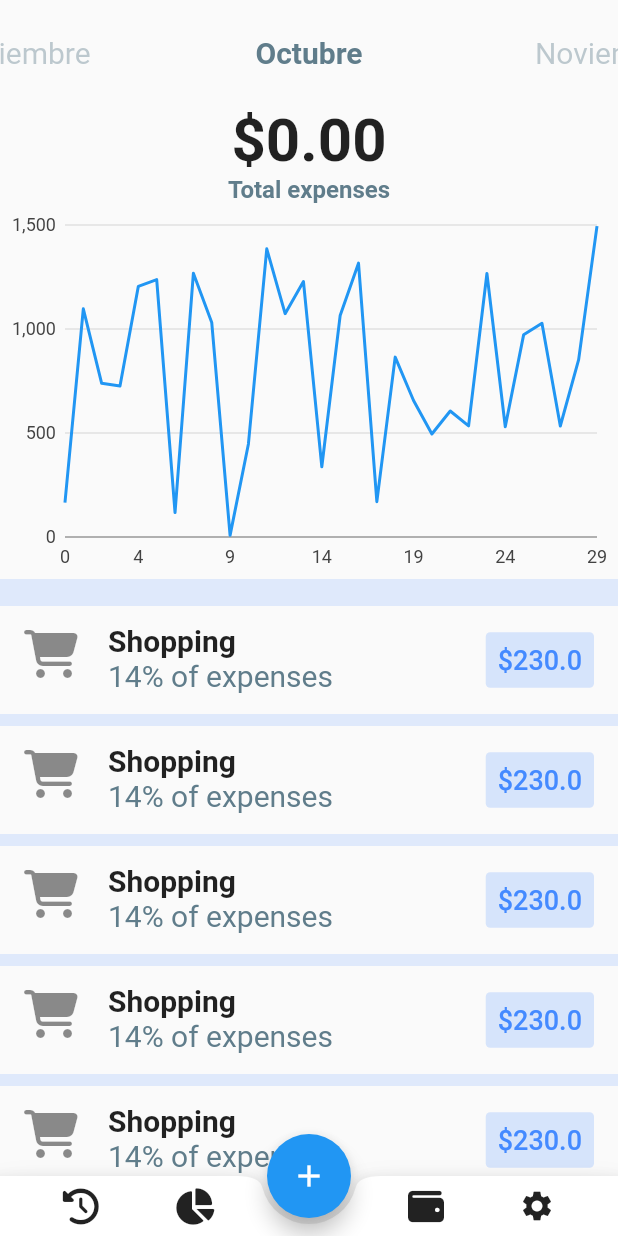
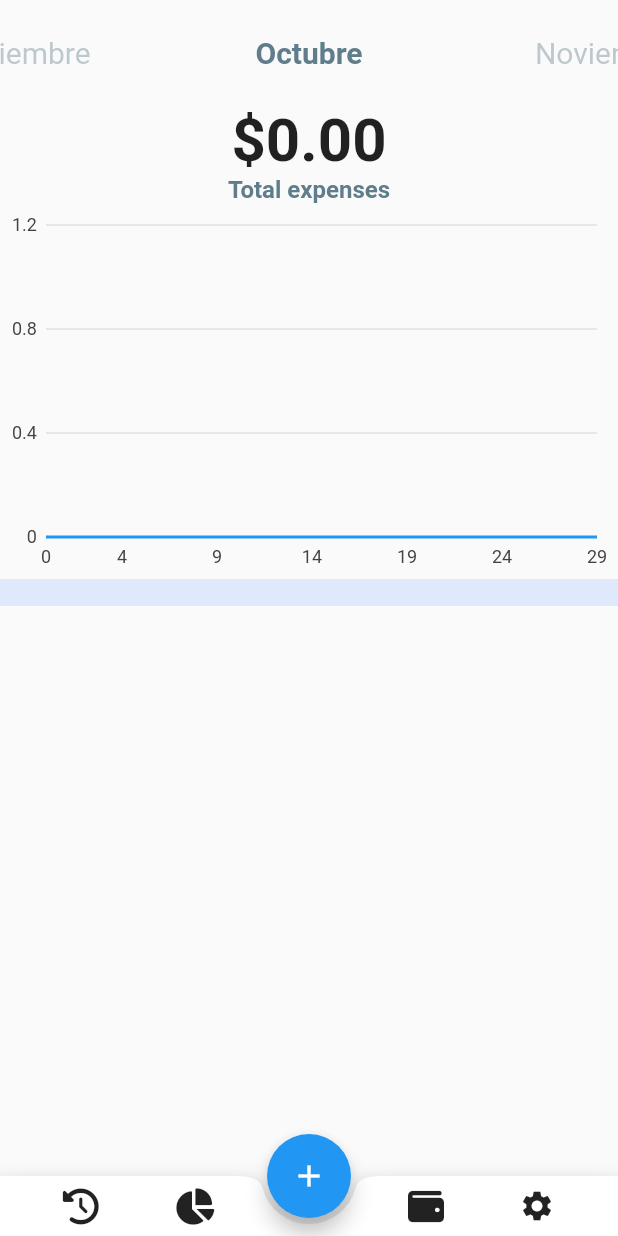
Before and after one commit to janerleonardo/Finance, a Flutter app: the screen it shows after launch, on a phone screen of 412 x 824 dp. Run offline on Flutter 3.47's test engine with Material 2 defaults, Android fonts, the phone set to English and light mode, and no system bars; our stand-ins replace charts_flutter, cloud_firestore, firebase_core, font_awesome_flutter; missing offline and left inert: dart:ffi; accounts and stored records are empty.

Commit message:
Update screen month this momentot had a error with type double

```diff
--- a/lib/graph_wigget.dart
+++ b/lib/graph_wigget.dart
@@ -4,21 +4,14 @@ import 'package:flutter/material.dart';
 import 'package:charts_flutter/flutter.dart';
 
 class GraphWidget extends StatefulWidget {
+  final List<double> data;
+
+  const GraphWidget({super.key, required this.data});
   @override
   _GraphWidgetState createState() => _GraphWidgetState();
 }
 
 class _GraphWidgetState extends State<GraphWidget> {
-  var data;
-
-
-  @override
-  void initState() {
-    super.initState();
-
-    var r = Random();
-    data = List<double>.generate(30, (i) => r.nextDouble() * 1500);
-  }
 
   _onSelectionChanged(SelectionModel model) {
     final selectedDatum = model.selectedDatum;
@@ -56,7 +49,7 @@ class _GraphWidgetState extends State<GraphWidget> {
         colorFn: (_, __) => MaterialPalette.blue.shadeDefault,
         domainFn: (value, index) => index ?? 0,
         measureFn: (value, _) => value,
-        data: data,
+        data: widget.data,
         strokeWidthPxFn: (_, __) => 4,
       )
     ];
--- a/lib/month_widget.dart
+++ b/lib/month_widget.dart
@@ -1,3 +1,5 @@
+
+import 'dart:ffi';
 
 import 'package:cloud_firestore/cloud_firestore.dart';
 import 'package:flutter/material.dart';
@@ -8,8 +10,25 @@ import 'graph_wigget.dart';
 class MonthWedget extends StatefulWidget {
   final List<DocumentSnapshot> documents;
   final double  total_value ;
-   MonthWedget({key, required this.documents}):
+  final List<double> perDay;
+  final Map<String,int> categories;
+
+
+
+  MonthWedget({key, required this.documents}):
   total_value = documents.map((e) => e['value']).fold(0.0, (a, b) => a+b),
+  perDay = List.generate(30, (index) {
+      return documents.where((doc) => doc['day'] == (index + 1))
+                      .map((e) => e['value']).fold(0.0, (a, b) => a+b);
+  }),
+  categories = documents.fold({}, (Map<String,int> map, document) {
+        if (!map.containsKey(document['category'])){
+            map[document['category']] = 0;
+        }
+
+        map[document['category']] = document['value'];
+        return map;
+  }),
   super (key: key);
 
   @override
@@ -58,24 +77,27 @@ class _MonthState extends State<MonthWedget> {
   _graph() {
     return Container(
       height: 250.0,
-      child: GraphWidget(),
+      child: GraphWidget( data: widget.perDay,),
     );
   }
 
   _list() {
     return Expanded(
         child: ListView.separated(
-      itemBuilder: (context, index) =>
-          _Item(FontAwesomeIcons.shoppingCart, "Shopping", 14, 230.00),
+      itemBuilder: (context, index) {
+            var key = widget.categories.keys.elementAt(index);
+            var data1 = widget.categories[key];
+            return _Item(FontAwesomeIcons.shoppingCart, key, (100*data1!) as int, data1!);
+            },
       separatorBuilder: (context, index) => Container(
         color: Colors.blueAccent.withOpacity(0.15),
         height: 8.0,
       ),
-      itemCount: 10,
+      itemCount: widget.categories.keys.length,
     ));
   }
 
-  _Item(IconData icon, String name, int percent, double value) {
+  _Item(IconData icon, String name, int percent, int value) {
     return ListTile(
       leading: Icon(
         icon,
```
